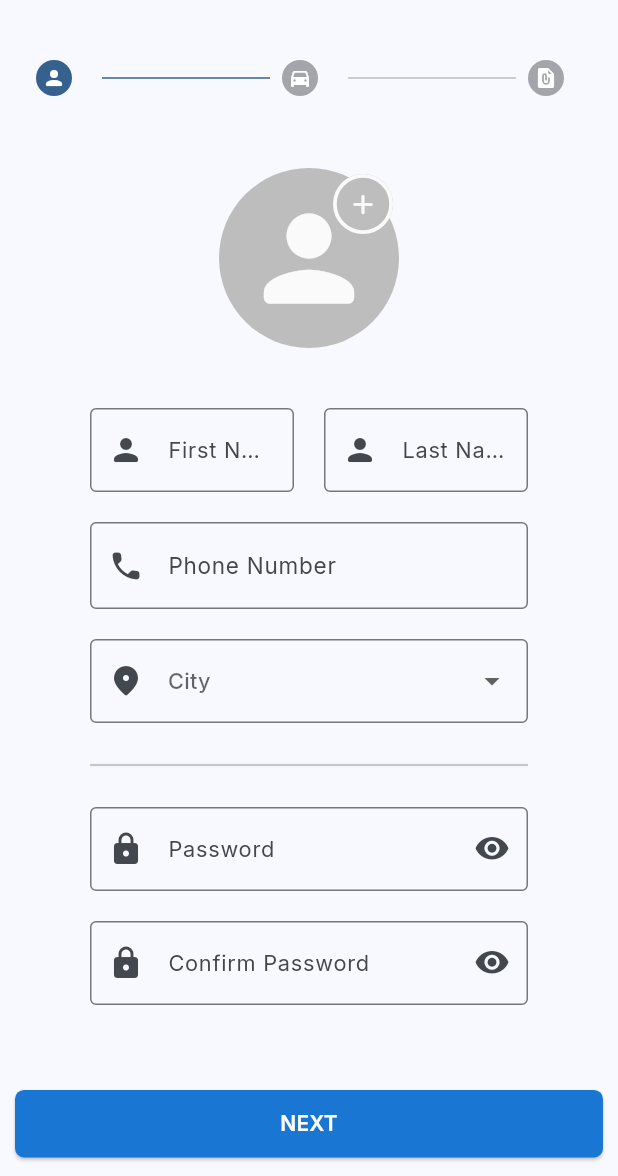
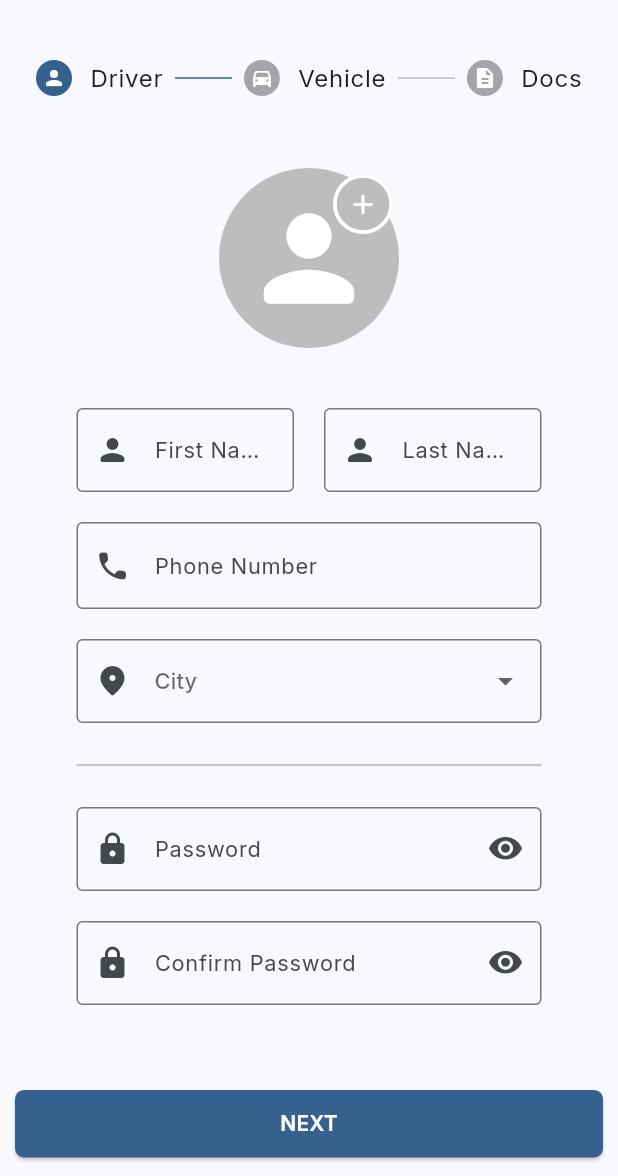
Before and after one commit to hadamard-2/MeriRide, a Flutter app: the screen it shows after launch, after a tap on "ENTER", on a phone screen of 412 x 824 dp, the part 60-1236 px from its top. Run offline on Flutter 3.47's test engine with Material 3 defaults, Android fonts, the phone set to English and light mode, and no system bars; our stand-ins replace country_picker, file_picker, google_fonts; missing offline and left inert: dotted_dashed_line.

Commit message:
designed document form and home page UI
- document form is the 3rd and final step in driver registration
- modularized some custom made widgets

```diff
--- a/lib/driver_form_nav.dart
+++ b/lib/driver_form_nav.dart
@@ -1,7 +1,8 @@
 import 'package:flutter/material.dart';
-import 'driver_form_steps/vehicle_info.dart';
-import 'driver_form_steps/driver_info.dart';
-import 'driver_form_steps/documents.dart';
+import 'package:meri_ride/driver_form_steps/vehicle_info.dart';
+import 'package:meri_ride/driver_form_steps/driver_info.dart';
+import 'package:meri_ride/driver_form_steps/documents.dart';
+import 'package:meri_ride/home.dart';
 
 class DriverFormNavigator extends StatefulWidget {
   const DriverFormNavigator({super.key});
@@ -26,56 +27,11 @@ class _DriverFormNavigatorState extends State<DriverFormNavigator> {
     });
   }
 
-  Widget _driverFormCustomControls() {
-    return Padding(
-      padding: const EdgeInsets.symmetric(horizontal: 10),
-      child: Row(
-        spacing: 10,
-        children: [
-          if (_index > 0)
-            Expanded(
-              flex: 2,
-              child: SizedBox(
-                height: 45,
-                child: IconButton(
-                  onPressed: _index > 0 ? goBack : null,
-                  icon: const Icon(
-                    Icons.arrow_back_rounded,
-                  ),
-                  iconSize: 25,
-                  style: IconButton.styleFrom(
-                    backgroundColor: Colors.transparent,
-                    shape: const RoundedRectangleBorder(
-                      side: BorderSide(color: Colors.grey),
-                      borderRadius: BorderRadius.all(Radius.circular(5)),
-                    ),
-                  ),
-                ),
-              ),
-            ),
-          Expanded(
-            flex: 10,
-            child: SizedBox(
-              height: 45,
-              child: ElevatedButton(
-                onPressed: _index < 2 ? goNext : null,
-                style: ElevatedButton.styleFrom(
-                  backgroundColor: Colors.blue.shade700,
-                  shape: RoundedRectangleBorder(
-                    borderRadius: BorderRadius.circular(6),
-                  ),
-                ),
-                child: Text(
-                  _index < 2 ? 'NEXT' : 'FINISH',
-                  style: const TextStyle(
-                    color: Colors.white,
-                    fontWeight: FontWeight.w600,
-                  ),
-                ),
-              ),
-            ),
-          ),
-        ],
+  goHome() {
+    Navigator.push(
+      context,
+      MaterialPageRoute(
+        builder: (context) => const Home(),
       ),
     );
   }
@@ -98,24 +54,7 @@ class _DriverFormNavigatorState extends State<DriverFormNavigator> {
               child: Stepper(
                 type: StepperType.horizontal,
                 elevation: 0,
-                stepIconBuilder: (index, stepState) {
-                  if (index == 0) {
-                    return const Icon(
-                      Icons.person_rounded,
-                      color: Colors.white,
-                    );
-                  } else if (index == 1) {
-                    return const Icon(
-                      Icons.directions_car_rounded,
-                      color: Colors.white,
-                    );
-                  } else {
-                    return const Icon(
-                      Icons.file_present_rounded,
-                      color: Colors.white,
-                    );
-                  }
-                },
+                stepIconBuilder: _stepIconBuilder,
                 controlsBuilder: (context, details) => Container(),
                 currentStep: _index,
                 onStepTapped: (int index) {
@@ -126,35 +65,33 @@ class _DriverFormNavigatorState extends State<DriverFormNavigator> {
                 steps: [
                   Step(
                     title: const Text(
-                      '',
+                      'Driver',
                       style: TextStyle(overflow: TextOverflow.ellipsis),
                     ),
                     isActive: _index == 0,
                     content: const Padding(
-                      padding: EdgeInsets.only(left: 36, right: 36, bottom: 20),
+                      padding: EdgeInsets.symmetric(horizontal: 27),
                       child: DriverInfoForm(),
                     ),
                   ),
                   Step(
                       title: const Text(
-                        '',
+                        'Vehicle',
                         style: TextStyle(overflow: TextOverflow.ellipsis),
                       ),
                       isActive: _index == 1,
                       content: const Padding(
-                        padding:
-                            EdgeInsets.only(left: 36, right: 36, bottom: 20),
+                        padding: EdgeInsets.symmetric(horizontal: 27),
                         child: VehicleInfoForm(),
                       )),
                   Step(
                       title: const Text(
-                        '',
+                        'Docs',
                         style: TextStyle(overflow: TextOverflow.ellipsis),
                       ),
                       isActive: _index == 2,
                       content: const Padding(
-                        padding:
-                            EdgeInsets.only(left: 36, right: 36, bottom: 20),
+                        padding: EdgeInsets.symmetric(horizontal: 27),
                         child: Documents(),
                       )),
                 ],
@@ -166,4 +103,76 @@ class _DriverFormNavigatorState extends State<DriverFormNavigator> {
       ),
     );
   }
+
+  Widget _driverFormCustomControls() {
+    return Padding(
+      padding: const EdgeInsets.symmetric(horizontal: 10),
+      child: Row(
+        spacing: 10,
+        children: [
+          if (_index > 0)
+            Expanded(
+              flex: 2,
+              child: SizedBox(
+                height: 45,
+                child: IconButton(
+                  onPressed: _index > 0 ? goBack : null,
+                  icon: const Icon(Icons.arrow_back_rounded),
+                  iconSize: 25,
+                  style: IconButton.styleFrom(
+                    backgroundColor: Colors.transparent,
+                    shape: const RoundedRectangleBorder(
+                      side: BorderSide(color: Colors.grey),
+                      borderRadius: BorderRadius.all(Radius.circular(5)),
+                    ),
+                  ),
+                ),
+              ),
+            ),
+          Expanded(
+            flex: 10,
+            child: SizedBox(
+              height: 45,
+              child: ElevatedButton(
+                onPressed: _index < 2 ? goNext : goHome,
+                style: ElevatedButton.styleFrom(
+                  // backgroundColor: Colors.blue.shade700,
+                  backgroundColor: Theme.of(context).colorScheme.primary,
+                  shape: RoundedRectangleBorder(
+                    borderRadius: BorderRadius.circular(6),
+                  ),
+                ),
+                child: Text(
+                  _index < 2 ? 'NEXT' : 'FINISH',
+                  style: const TextStyle(
+                    color: Colors.white,
+                    fontWeight: FontWeight.w600,
+                  ),
+                ),
+              ),
+            ),
+          ),
+        ],
+      ),
+    );
+  }
+
+  Widget _stepIconBuilder(index, stepState) {
+    if (index == 0) {
+      return const Icon(
+        Icons.person_rounded,
+        color: Colors.white,
+      );
+    } else if (index == 1) {
+      return const Icon(
+        Icons.directions_car_rounded,
+        color: Colors.white,
+      );
+    } else {
+      return const Icon(
+        Icons.description_rounded,
+        color: Colors.white,
+      );
+    }
+  }
 }
--- a/lib/driver_form_steps/documents.dart
+++ b/lib/driver_form_steps/documents.dart
@@ -1,10 +1,90 @@
 import 'package:flutter/material.dart';
+import 'package:file_picker/file_picker.dart';
+import 'package:meri_ride/my_text_field.dart';
 
 class Documents extends StatelessWidget {
   const Documents({super.key});
 
   @override
   Widget build(BuildContext context) {
-    return const Placeholder();
+    return const Column(
+      spacing: 20,
+      mainAxisSize: MainAxisSize.min,
+      children: [
+        Row(
+          spacing: 20,
+          children: [
+            Flexible(child: FileBrowser(labelText: 'Vehicle Ownership')),
+            Flexible(child: FileBrowser(labelText: 'Libre')),
+          ],
+        ),
+        Flexible(child: FileBrowser(labelText: 'Insurance')),
+        Divider(),
+        Row(
+          spacing: 20,
+          children: [
+            Flexible(child: FileBrowser(labelText: 'Business Registration')),
+            Flexible(child: FileBrowser(labelText: 'Business License')),
+          ],
+        ),
+        MyTextField(
+            text: 'TIN', prefixIcon: Icon(Icons.account_balance_rounded))
+      ],
+    );
   }
 }
+
+class FileBrowser extends StatefulWidget {
+  final String labelText;
+
+  const FileBrowser({super.key, required this.labelText});
+
+  @override
+  FileBrowserState createState() => FileBrowserState();
+}
+
+class FileBrowserState extends State<FileBrowser> {
+  late PlatformFile selectedFile;
+
+  Future<void> _selectFile() async {
+    FilePickerResult? result = await FilePicker.platform.pickFiles(
+      type: FileType.custom,
+      allowedExtensions: ['pdf'],
+    );
+
+    if (result != null) {
+      selectedFile = result.files.single;
+
+      debugPrint(selectedFile.name);
+    }
+  }
+
+  @override
+  Widget build(BuildContext context) {
+    return Padding(
+      padding: const EdgeInsets.only(top: 6),
+      child: InputDecorator(
+        decoration: InputDecoration(
+          labelText: widget.labelText,
+          floatingLabelBehavior: FloatingLabelBehavior.always,
+          border: OutlineInputBorder(
+            borderRadius: BorderRadius.circular(5),
+          ),
+          contentPadding:
+              const EdgeInsets.symmetric(horizontal: 12, vertical: 8),
+        ),
+        child: InkWell(
+          onTap: _selectFile,
+          child: const Row(
+            mainAxisSize: MainAxisSize.min,
+            children: [
+              Icon(Icons.description_rounded, size: 20),
+              SizedBox(width: 8),
+              Text('Select File'),
+            ],
+          ),
+        ),
+      ),
+    );
+  }
+}
--- a/lib/driver_form_steps/driver_info.dart
+++ b/lib/driver_form_steps/driver_info.dart
@@ -1,5 +1,5 @@
 import 'package:flutter/material.dart';
-import 'package:meri_ride/signup.dart';
+import 'package:meri_ride/phone_num_text_field.dart';
 
 class DriverInfoForm extends StatefulWidget {
   const DriverInfoForm({super.key});
@@ -44,9 +44,9 @@ class _DriverInfoFormState extends State<DriverInfoForm> {
             CircleAvatar(
               backgroundColor: Colors.grey.shade400,
               radius: 60,
-              child: Icon(
+              child: const Icon(
                 Icons.person_rounded,
-                color: Colors.grey.shade50,
+                color: Colors.white,
                 size: 90,
               ),
             ),
@@ -55,15 +55,15 @@ class _DriverInfoFormState extends State<DriverInfoForm> {
               right: 0,
               child: IconButton(
                 onPressed: () {},
-                icon: Icon(
+                icon: const Icon(
                   Icons.add_rounded,
                   size: 22,
-                  color: Colors.grey.shade50,
+                  color: Colors.white,
                 ),
                 style: IconButton.styleFrom(
                   backgroundColor: Colors.grey.shade400,
-                  shape: CircleBorder(
-                    side: BorderSide(color: Colors.grey.shade50, width: 2.5),
+                  shape: const CircleBorder(
+                    side: BorderSide(color: Colors.white, width: 2.5),
                   ),
                 ),
               ),
--- a/lib/driver_form_steps/vehicle_info.dart
+++ b/lib/driver_form_steps/vehicle_info.dart
@@ -1,5 +1,6 @@
 import 'package:flutter/material.dart';
 import 'package:country_picker/country_picker.dart';
+import 'package:meri_ride/my_text_field.dart';
 
 class VehicleInfoForm extends StatelessWidget {
   const VehicleInfoForm({super.key});
@@ -7,7 +8,7 @@ class VehicleInfoForm extends StatelessWidget {
   @override
   Widget build(BuildContext context) {
     return const Column(
-      spacing: 20,
+      spacing: 25,
       children: [
         Row(
           children: [
@@ -59,26 +60,6 @@ class VehicleInfoForm extends StatelessWidget {
           ],
         ),
       ],
-    );
-  }
-}
-
-class MyTextField extends StatelessWidget {
-  final String text;
-  final Icon prefixIcon;
-
-  const MyTextField({super.key, required this.text, required this.prefixIcon});
-
-  @override
-  Widget build(BuildContext context) {
-    return Expanded(
-      child: TextFormField(
-        decoration: InputDecoration(
-          prefixIcon: prefixIcon,
-          labelText: text,
-          border: const OutlineInputBorder(),
-        ),
-      ),
     );
   }
 }
@@ -192,9 +173,7 @@ class DatePickerState extends State<DatePicker> {
               children: [
                 const Icon(Icons.calendar_today, size: 20),
                 const SizedBox(width: 8),
-                Text(
-                  "${selectedDate.toLocal()}".split(' ')[0],
-                ),
+                Text("${selectedDate.toLocal()}".split(' ')[0]),
               ],
             ),
           ),
--- a/lib/main.dart
+++ b/lib/main.dart
@@ -1,6 +1,7 @@
 import 'package:flutter/material.dart';
 import 'package:google_fonts/google_fonts.dart';
-import 'signup.dart';
+import 'package:meri_ride/signup.dart';
+import 'package:meri_ride/home.dart';
 
 void main() {
   runApp(const MyApp());
@@ -13,7 +14,6 @@ class MyApp extends StatelessWidget {
   Widget build(BuildContext context) {
     return MaterialApp(
       title: 'MeriRide',
-      home: const SignupPage(),
       theme: ThemeData(
         textTheme: GoogleFonts.interTextTheme(),
         inputDecorationTheme: const InputDecorationTheme(
@@ -24,6 +24,8 @@ class MyApp extends StatelessWidget {
         colorSchemeSeed: Colors.blue,
       ),
       debugShowCheckedModeBanner: false,
+      home: const SignUp(),
+      // home: const Home(),
     );
   }
 }
--- /dev/null
+++ b/lib/my_text_field.dart
@@ -0,0 +1,21 @@
+import 'package:flutter/material.dart';
+
+class MyTextField extends StatelessWidget {
+  final String text;
+  final Icon prefixIcon;
+
+  const MyTextField({super.key, required this.text, required this.prefixIcon});
+
+  @override
+  Widget build(BuildContext context) {
+    return Expanded(
+      child: TextFormField(
+        decoration: InputDecoration(
+          prefixIcon: prefixIcon,
+          labelText: text,
+          border: const OutlineInputBorder(),
+        ),
+      ),
+    );
+  }
+}
--- /dev/null
+++ b/lib/phone_num_text_field.dart
@@ -0,0 +1,33 @@
+import 'package:flutter/material.dart';
+import 'package:flutter/services.dart';
+import 'package:google_fonts/google_fonts.dart';
+import 'package:meri_ride/signup.dart';
+
+class PhoneNumTextField extends StatelessWidget {
+  const PhoneNumTextField({
+    super.key,
+    required this.phoneNumController,
+  });
+
+  final TextEditingController phoneNumController;
+
+  @override
+  Widget build(BuildContext context) {
+    return TextFormField(
+      style: GoogleFonts.inter(fontSize: 17),
+      keyboardType: const TextInputType.numberWithOptions(),
+      inputFormatters: [
+        FilteringTextInputFormatter.digitsOnly,
+        LengthLimitingTextInputFormatter(9),
+        PhoneNumberInputFormatter(),
+      ],
+      controller: phoneNumController,
+      decoration: const InputDecoration(
+        prefixIcon: Icon(Icons.phone_rounded),
+        prefixText: '+251 ',
+        labelText: 'Phone Number',
+        border: OutlineInputBorder(),
+      ),
+    );
+  }
+}
--- a/lib/signup.dart
+++ b/lib/signup.dart
@@ -1,17 +1,18 @@
 import 'package:flutter/material.dart';
 import 'package:flutter/services.dart';
+import 'dart:async';
 import 'package:google_fonts/google_fonts.dart';
-import 'dart:async';
-import 'driver_form_nav.dart';
+import 'package:meri_ride/phone_num_text_field.dart';
+import 'package:meri_ride/driver_form_nav.dart';
 
-class SignupPage extends StatefulWidget {
-  const SignupPage({super.key});
+class SignUp extends StatefulWidget {
+  const SignUp({super.key});
 
   @override
-  State<SignupPage> createState() => _SignupPageState();
+  State<SignUp> createState() => _SignUpState();
 }
 
-class _SignupPageState extends State<SignupPage> {
+class _SignUpState extends State<SignUp> {
   int _currentImageIndex = 1;
   late Timer _timer;
 
@@ -117,7 +118,7 @@ class _SignupFormState extends State<SignupForm> {
               child: ElevatedButton(
                 onPressed: _openDriverFormNavigator,
                 style: ElevatedButton.styleFrom(
-                  backgroundColor: Colors.blue.shade700,
+                  backgroundColor: Theme.of(context).colorScheme.primary,
                   shape: RoundedRectangleBorder(
                     borderRadius: BorderRadius.circular(6),
                   ),
@@ -169,36 +170,6 @@ class _SignupFormState extends State<SignupForm> {
   }
 }
 
-class PhoneNumTextField extends StatelessWidget {
-  const PhoneNumTextField({
-    super.key,
-    required this.phoneNumController,
-  });
-
-  final TextEditingController phoneNumController;
-
-  @override
-  Widget build(BuildContext context) {
-    return TextFormField(
-      style: GoogleFonts.inter(fontSize: 17),
-      keyboardType: const TextInputType.numberWithOptions(),
-      inputFormatters: [
-        FilteringTextInputFormatter.digitsOnly,
-        LengthLimitingTextInputFormatter(9),
-        PhoneNumberInputFormatter(),
-      ],
-      controller: phoneNumController,
-      decoration: const InputDecoration(
-        labelStyle: TextStyle(fontSize: 15),
-        prefixIcon: Icon(Icons.phone_rounded),
-        prefixText: '+251 ',
-        labelText: 'Phone Number',
-        border: OutlineInputBorder(),
-      ),
-    );
-  }
-}
-
 class SignInWithButton extends StatelessWidget {
   final String icon;
 
--- a/pubspec.yaml
+++ b/pubspec.yaml
@@ -36,6 +36,8 @@ dependencies:
     cupertino_icons: ^1.0.8
     google_fonts: ^6.2.1
     country_picker: ^2.0.27
+    file_picker: ^8.1.7
+    dotted_dashed_line: ^0.0.3
 
 dev_dependencies:
     flutter_test:
```
Also changed, not shown: lib/home.dart (added, +277 -0 lines), pubspec.lock, 1 other file.
